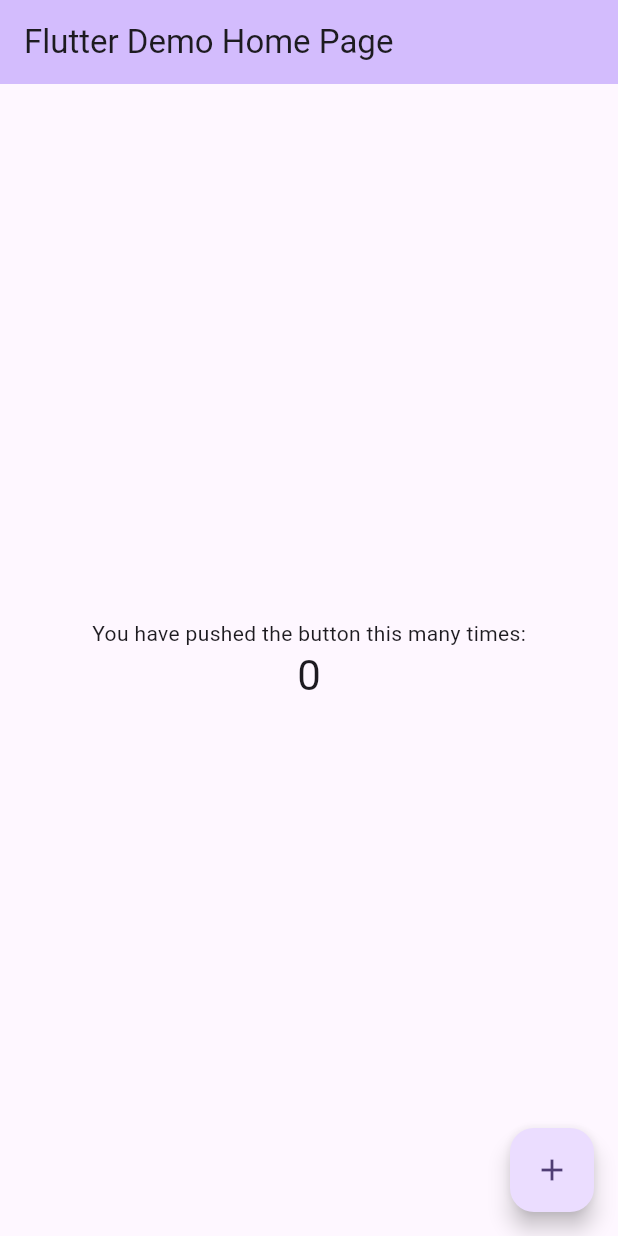
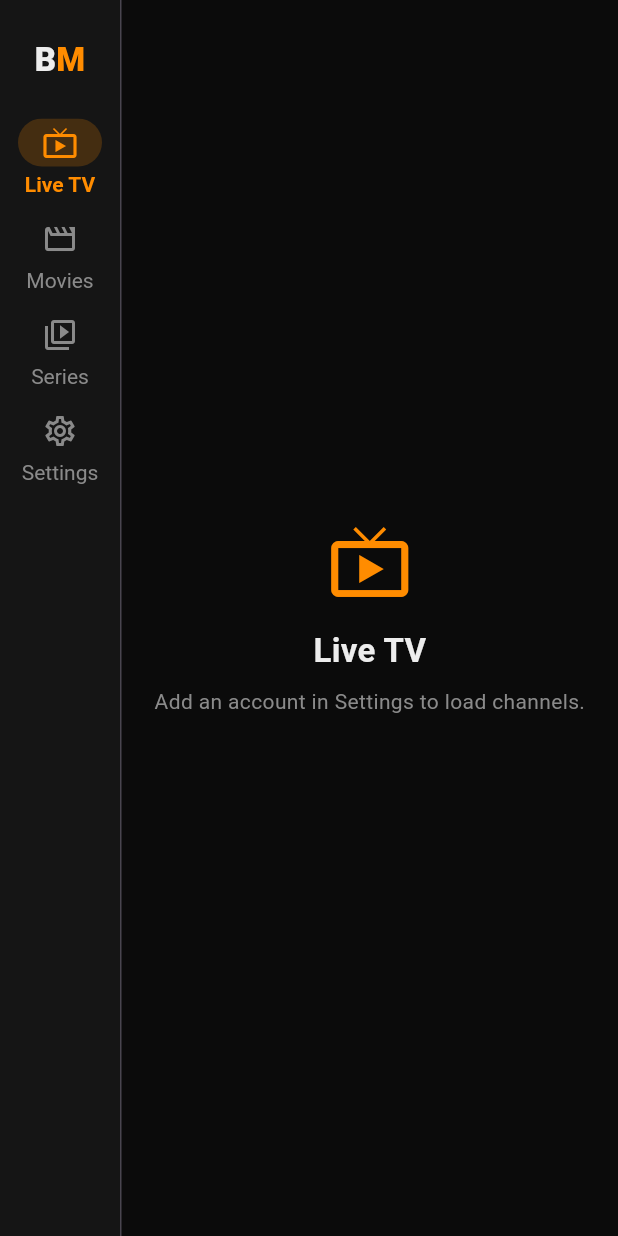
Before and after one commit to Chadloz/Black-mango2.0, a Flutter app: the screen it shows after launch, on a phone screen of 412 x 824 dp. Run offline on Flutter 3.47's test engine with Material 3 defaults, Android fonts, the phone set to English and light mode, and no system bars; missing offline and left inert: media_kit.

Commit message:
App shell: theme, sidebar navigation, placeholder sections

```diff
--- /dev/null
+++ b/lib/app/app.dart
@@ -0,0 +1,17 @@
+import 'package:flutter/material.dart';
+import 'theme.dart';
+import 'shell.dart';
+
+class BlackMangoApp extends StatelessWidget {
+  const BlackMangoApp({super.key});
+
+  @override
+  Widget build(BuildContext context) {
+    return MaterialApp(
+      title: 'Black Mango',
+      debugShowCheckedModeBanner: false,
+      theme: buildTheme(),
+      home: const Shell(),
+    );
+  }
+}
--- /dev/null
+++ b/lib/app/shell.dart
@@ -0,0 +1,83 @@
+import 'package:flutter/material.dart';
+import 'theme.dart';
+import '../features/live/live_screen.dart';
+import '../features/movies/movies_screen.dart';
+import '../features/series/series_screen.dart';
+import '../features/settings/settings_screen.dart';
+
+/// The main window: sidebar on the left, the selected section on the right.
+class Shell extends StatefulWidget {
+  const Shell({super.key});
+
+  @override
+  State<Shell> createState() => _ShellState();
+}
+
+class _ShellState extends State<Shell> {
+  int _index = 0;
+
+  // IndexedStack keeps each section alive when you switch away and back.
+  static const _screens = [
+    LiveScreen(),
+    MoviesScreen(),
+    SeriesScreen(),
+    SettingsScreen(),
+  ];
+
+  @override
+  Widget build(BuildContext context) {
+    return Scaffold(
+      body: Row(
+        children: [
+          NavigationRail(
+            selectedIndex: _index,
+            onDestinationSelected: (i) => setState(() => _index = i),
+            labelType: NavigationRailLabelType.all,
+            leading: const Padding(
+              padding: EdgeInsets.symmetric(vertical: 16),
+              child: _Logo(),
+            ),
+            destinations: const [
+              NavigationRailDestination(
+                icon: Icon(Icons.live_tv_outlined),
+                selectedIcon: Icon(Icons.live_tv),
+                label: Text('Live TV'),
+              ),
+              NavigationRailDestination(
+                icon: Icon(Icons.movie_outlined),
+                selectedIcon: Icon(Icons.movie),
+                label: Text('Movies'),
+              ),
+              NavigationRailDestination(
+                icon: Icon(Icons.video_library_outlined),
+                selectedIcon: Icon(Icons.video_library),
+                label: Text('Series'),
+              ),
+              NavigationRailDestination(
+                icon: Icon(Icons.settings_outlined),
+                selectedIcon: Icon(Icons.settings),
+                label: Text('Settings'),
+              ),
+            ],
+          ),
+          const VerticalDivider(width: 1),
+          Expanded(child: IndexedStack(index: _index, children: _screens)),
+        ],
+      ),
+    );
+  }
+}
+
+class _Logo extends StatelessWidget {
+  const _Logo();
+
+  @override
+  Widget build(BuildContext context) {
+    return const Text.rich(
+      TextSpan(children: [
+        TextSpan(text: 'B', style: TextStyle(color: BMColors.text, fontWeight: FontWeight.w800, fontSize: 22)),
+        TextSpan(text: 'M', style: TextStyle(color: BMColors.mango, fontWeight: FontWeight.w800, fontSize: 22)),
+      ]),
+    );
+  }
+}
--- /dev/null
+++ b/lib/app/theme.dart
@@ -0,0 +1,34 @@
+import 'package:flutter/material.dart';
+
+/// Black Mango colors. Change them here and the whole app follows.
+class BMColors {
+  static const background = Color(0xFF0B0B0B);
+  static const surface = Color(0xFF151515);
+  static const surfaceHigh = Color(0xFF1E1E1E);
+  static const border = Color(0xFF2A2A2A);
+  static const mango = Color(0xFFFF8C00);
+  static const text = Color(0xFFEDEDED);
+  static const dim = Color(0xFF8A8A8A);
+}
+
+ThemeData buildTheme() {
+  final base = ThemeData.dark(useMaterial3: true);
+  return base.copyWith(
+    scaffoldBackgroundColor: BMColors.background,
+    colorScheme: base.colorScheme.copyWith(
+      primary: BMColors.mango,
+      secondary: BMColors.mango,
+      surface: BMColors.surface,
+      onPrimary: Colors.black,
+    ),
+    dividerColor: BMColors.border,
+    navigationRailTheme: const NavigationRailThemeData(
+      backgroundColor: BMColors.surface,
+      indicatorColor: Color(0x33FF8C00),
+      selectedIconTheme: IconThemeData(color: BMColors.mango),
+      unselectedIconTheme: IconThemeData(color: BMColors.dim),
+      selectedLabelTextStyle: TextStyle(color: BMColors.mango, fontWeight: FontWeight.w600),
+      unselectedLabelTextStyle: TextStyle(color: BMColors.dim),
+    ),
+  );
+}
--- /dev/null
+++ b/lib/core/widgets/coming_soon.dart
@@ -0,0 +1,27 @@
+import 'package:flutter/material.dart';
+import '../../app/theme.dart';
+
+/// Placeholder for sections that aren't built yet.
+class ComingSoon extends StatelessWidget {
+  final IconData icon;
+  final String title;
+  final String note;
+
+  const ComingSoon({super.key, required this.icon, required this.title, required this.note});
+
+  @override
+  Widget build(BuildContext context) {
+    return Center(
+      child: Column(
+        mainAxisSize: MainAxisSize.min,
+        children: [
+          Icon(icon, size: 56, color: BMColors.mango),
+          const SizedBox(height: 16),
+          Text(title, style: const TextStyle(fontSize: 22, fontWeight: FontWeight.w700, color: BMColors.text)),
+          const SizedBox(height: 8),
+          Text(note, style: const TextStyle(color: BMColors.dim)),
+        ],
+      ),
+    );
+  }
+}
--- /dev/null
+++ b/lib/features/live/live_screen.dart
@@ -0,0 +1,11 @@
+import 'package:flutter/material.dart';
+import '../../core/widgets/coming_soon.dart';
+
+class LiveScreen extends StatelessWidget {
+  const LiveScreen({super.key});
+
+  @override
+  Widget build(BuildContext context) {
+    return const ComingSoon(icon: Icons.live_tv, title: 'Live TV', note: 'Add an account in Settings to load channels.');
+  }
+}
--- /dev/null
+++ b/lib/features/movies/movies_screen.dart
@@ -0,0 +1,11 @@
+import 'package:flutter/material.dart';
+import '../../core/widgets/coming_soon.dart';
+
+class MoviesScreen extends StatelessWidget {
+  const MoviesScreen({super.key});
+
+  @override
+  Widget build(BuildContext context) {
+    return const ComingSoon(icon: Icons.movie, title: 'Movies', note: 'Your movie library will show up here.');
+  }
+}
--- /dev/null
+++ b/lib/features/series/series_screen.dart
@@ -0,0 +1,11 @@
+import 'package:flutter/material.dart';
+import '../../core/widgets/coming_soon.dart';
+
+class SeriesScreen extends StatelessWidget {
+  const SeriesScreen({super.key});
+
+  @override
+  Widget build(BuildContext context) {
+    return const ComingSoon(icon: Icons.video_library, title: 'Series', note: 'Your shows will show up here.');
+  }
+}
--- /dev/null
+++ b/lib/features/settings/settings_screen.dart
@@ -0,0 +1,11 @@
+import 'package:flutter/material.dart';
+import '../../core/widgets/coming_soon.dart';
+
+class SettingsScreen extends StatelessWidget {
+  const SettingsScreen({super.key});
+
+  @override
+  Widget build(BuildContext context) {
+    return const ComingSoon(icon: Icons.settings, title: 'Settings', note: 'Accounts and preferences are coming next.');
+  }
+}
--- a/lib/main.dart
+++ b/lib/main.dart
@@ -1,122 +1,9 @@
 import 'package:flutter/material.dart';
+import 'package:media_kit/media_kit.dart';
+import 'app/app.dart';
 
 void main() {
-  runApp(const MyApp());
+  WidgetsFlutterBinding.ensureInitialized();
+  MediaKit.ensureInitialized();
+  runApp(const BlackMangoApp());
 }
-
-class MyApp extends StatelessWidget {
-  const MyApp({super.key});
-
-  // This widget is the root of your application.
-  @override
-  Widget build(BuildContext context) {
-    return MaterialApp(
-      title: 'Flutter Demo',
-      theme: ThemeData(
-        // This is the theme of your application.
-        //
-        // TRY THIS: Try running your application with "flutter run". You'll see
-        // the application has a purple toolbar. Then, without quitting the app,
-        // try changing the seedColor in the colorScheme below to Colors.green
-        // and then invoke "hot reload" (save your changes or press the "hot
-        // reload" button in a Flutter-supported IDE, or press "r" if you used
-        // the command line to start the app).
-        //
-        // Notice that the counter didn't reset back to zero; the application
-        // state is not lost during the reload. To reset the state, use hot
-        // restart instead.
-        //
-        // This works for code too, not just values: Most code changes can be
-        // tested with just a hot reload.
-        colorScheme: .fromSeed(seedColor: Colors.deepPurple),
-      ),
-      home: const MyHomePage(title: 'Flutter Demo Home Page'),
-    );
-  }
-}
-
-class MyHomePage extends StatefulWidget {
-  const MyHomePage({super.key, required this.title});
-
-  // This widget is the home page of your application. It is stateful, meaning
-  // that it has a State object (defined below) that contains fields that affect
-  // how it looks.
-
-  // This class is the configuration for the state. It holds the values (in this
-  // case the title) provided by the parent (in this case the App widget) and
-  // used by the build method of the State. Fields in a Widget subclass are
-  // always marked "final".
-
-  final String title;
-
-  @override
-  State<MyHomePage> createState() => _MyHomePageState();
-}
-
-class _MyHomePageState extends State<MyHomePage> {
-  int _counter = 0;
-
-  void _incrementCounter() {
-    setState(() {
-      // This call to setState tells the Flutter framework that something has
-      // changed in this State, which causes it to rerun the build method below
-      // so that the display can reflect the updated values. If we changed
-      // _counter without calling setState(), then the build method would not be
-      // called again, and so nothing would appear to happen.
-      _counter++;
-    });
-  }
-
-  @override
-  Widget build(BuildContext context) {
-    // This method is rerun every time setState is called, for instance as done
-    // by the _incrementCounter method above.
-    //
-    // The Flutter framework has been optimized to make rerunning build methods
-    // fast, so that you can just rebuild anything that needs updating rather
-    // than having to individually change instances of widgets.
-    return Scaffold(
-      appBar: AppBar(
-        // TRY THIS: Try changing the color here to a specific color (to
-        // Colors.amber, perhaps?) and trigger a hot reload to see the AppBar
-        // change color while the other colors stay the same.
-        backgroundColor: Theme.of(context).colorScheme.inversePrimary,
-        // Here we take the value from the MyHomePage object that was created by
-        // the App.build method, and use it to set our appbar title.
-        title: Text(widget.title),
-      ),
-      body: Center(
-        // Center is a layout widget. It takes a single child and positions it
-        // in the middle of the parent.
-        child: Column(
-          // Column is also a layout widget. It takes a list of children and
-          // arranges them vertically. By default, it sizes itself to fit its
-          // children horizontally, and tries to be as tall as its parent.
-          //
-          // Column has various properties to control how it sizes itself and
-          // how it positions its children. Here we use mainAxisAlignment to
-          // center the children vertically; the main axis here is the vertical
-          // axis because Columns are vertical (the cross axis would be
-          // horizontal).
-          //
-          // TRY THIS: Invoke "debug painting" (choose the "Toggle Debug Paint"
-          // action in the IDE, or press "p" in the console), to see the
-          // wireframe for each widget.
-          mainAxisAlignment: .center,
-          children: [
-            const Text('You have pushed the button this many times:'),
-            Text(
-              '$_counter',
-              style: Theme.of(context).textTheme.headlineMedium,
-            ),
-          ],
-        ),
-      ),
-      floatingActionButton: FloatingActionButton(
-        onPressed: _incrementCounter,
-        tooltip: 'Increment',
-        child: const Icon(Icons.add),
-      ),
-    );
-  }
-}
```
Also changed, not shown: 4 other files.
